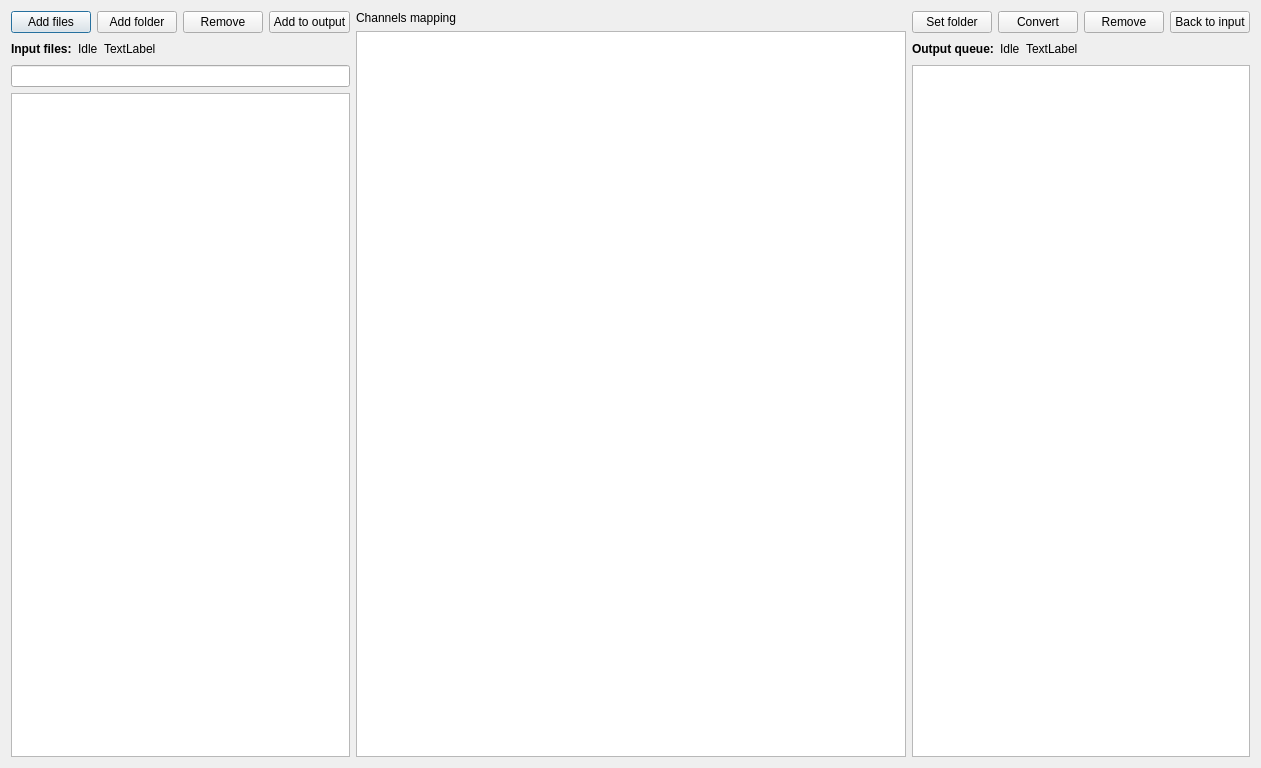
This is view.ui in ngocminhdao88/tdms2uff as Qt 5 draws it before an edit. The edited form follows.
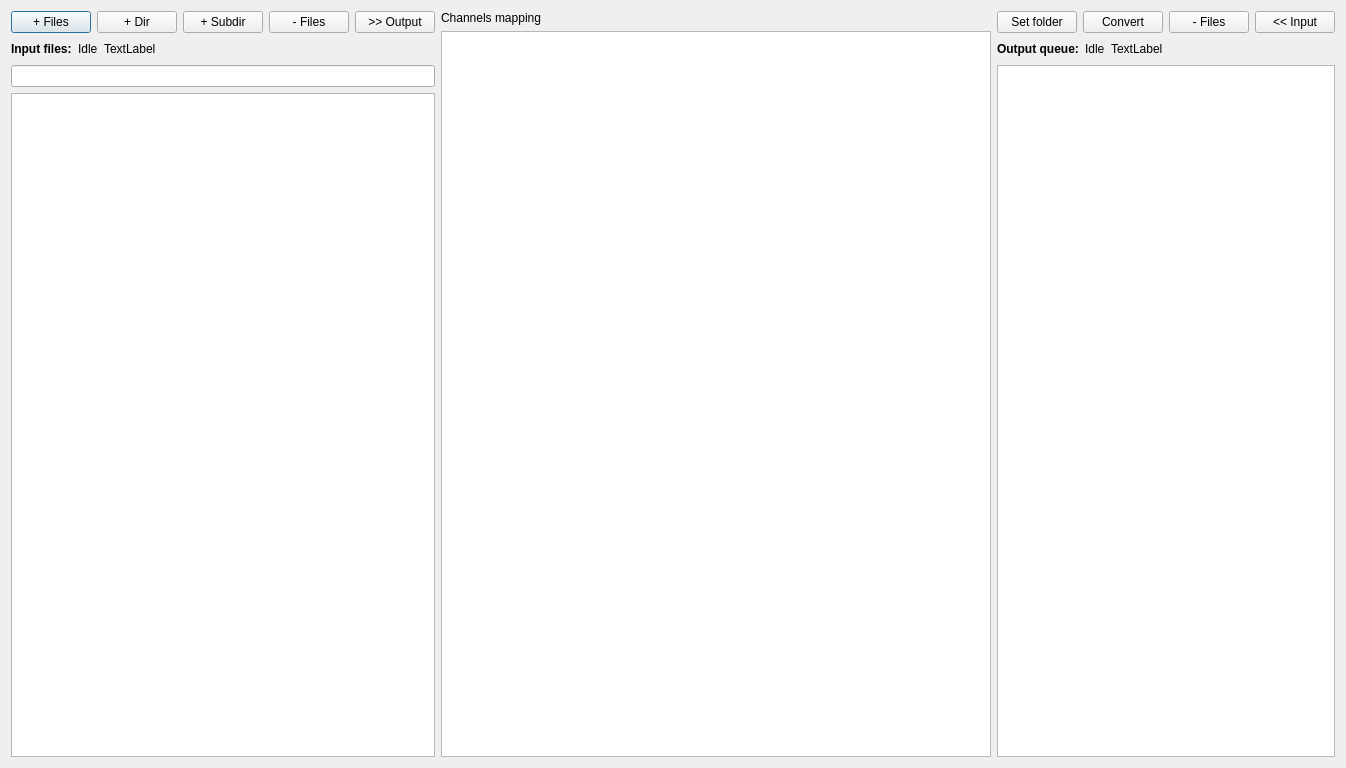
This is the edited form.

Commit message: First step adding tdms files in sub folder is working

What changed in the file:
```diff
--- a/view.ui
+++ b/view.ui
@@ -21,28 +21,35 @@
        <item>
         <widget class="QPushButton" name="addFilesButton">
          <property name="text">
-          <string>Add files</string>
+          <string>+ Files</string>
          </property>
         </widget>
        </item>
        <item>
         <widget class="QPushButton" name="addFolderButton">
          <property name="text">
-          <string>Add folder</string>
+          <string>+ Dir</string>
+         </property>
+        </widget>
+       </item>
+       <item>
+        <widget class="QPushButton" name="addSubfolderButton">
+         <property name="text">
+          <string>+ Subdir</string>
          </property>
         </widget>
        </item>
        <item>
         <widget class="QPushButton" name="removeFromInputButton">
          <property name="text">
-          <string>Remove</string>
+          <string>- Files</string>
          </property>
         </widget>
        </item>
        <item>
         <widget class="QPushButton" name="addToOutputButton">
          <property name="text">
-          <string>Add to output</string>
+          <string>&gt;&gt; Output</string>
          </property>
         </widget>
        </item>
@@ -156,14 +163,14 @@
        <item>
         <widget class="QPushButton" name="removeFromOutputButton">
          <property name="text">
-          <string>Remove</string>
+          <string>- Files</string>
          </property>
         </widget>
        </item>
        <item>
         <widget class="QPushButton" name="backToInputButton">
          <property name="text">
-          <string>Back to input</string>
+          <string>&lt;&lt; Input</string>
          </property>
         </widget>
        </item>
```
The commit also changes 5 other files.
